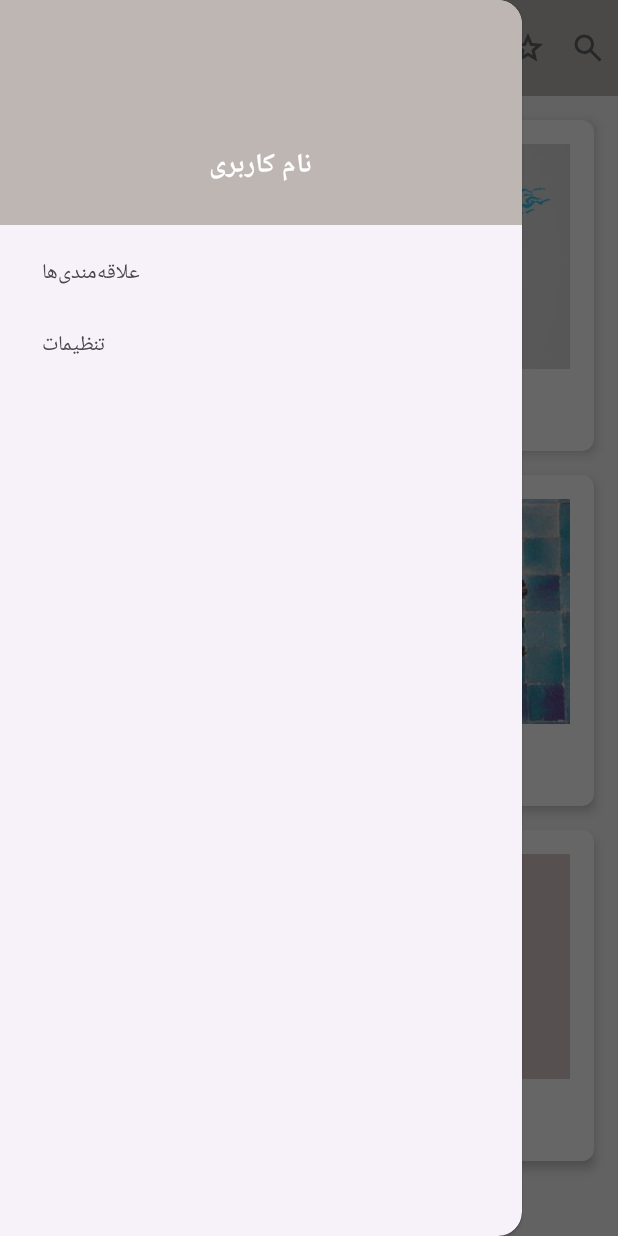
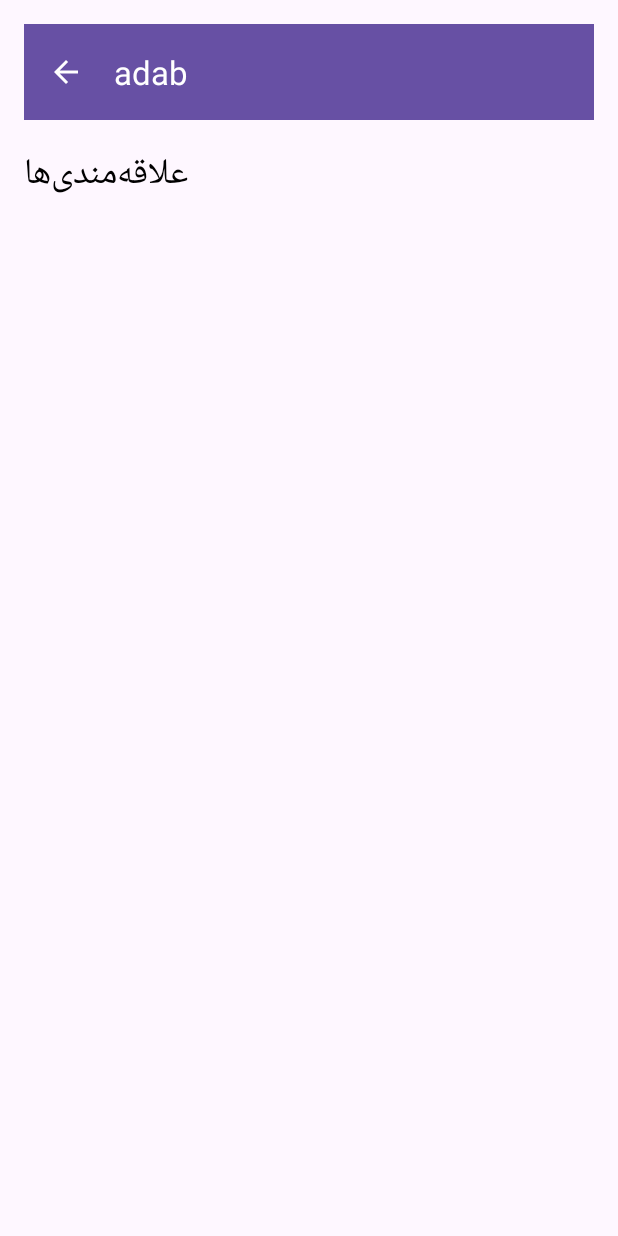
Before and after one commit to farhadjam-dev/Persian.Literature, an Android app: the screen it shows after launch (MainActivity before the commit, FavoritesActivity after it), after a tap on "علاقه‌مندی‌ها", on a phone screen of 412 x 824 dp. Run offline under Robolectric (Android 15) with nearby library versions, the light colour scheme and no system bars; 2 other taps on this screen came first.

Commit message:
تغییرات سرچ و منو کشویی و علاقع مندی ها

```diff
--- a/app/src/main/java/com/jamlab/adab/MainActivity.java
+++ b/app/src/main/java/com/jamlab/adab/MainActivity.java
@@ -42,6 +42,7 @@ public class MainActivity extends AppCompatActivity {
         // اتصال Toolbar به layout
         Toolbar toolbar = findViewById(R.id.toolbar);
         setSupportActionBar(toolbar);
+
         // حذف عنوان از Toolbar
         if (getSupportActionBar() != null) {
             getSupportActionBar().setDisplayShowTitleEnabled(false); // غیرفعال کردن نمایش عنوان
@@ -109,13 +110,32 @@ public class MainActivity extends AppCompatActivity {
             startActivity(intent);
         });
 
-
         // تنظیم Adapter برای RecyclerView
         recyclerView.setAdapter(poetAdapter);
 
         // خواندن داده‌ها از فایل JSON
         InputStream inputStream = getResources().openRawResource(R.raw.hafez_ghazals);
         poems = PoemLoader.loadPoemsFromJson(inputStream);
+
+        // مدیریت انتخاب گزینه‌های منوی کشویی
+        navigationView.setNavigationItemSelectedListener(item -> {
+            int id = item.getItemId();
+
+            // بررسی گزینه انتخابی
+            if (id == R.id.nav_favorites) {
+                // انتقال به صفحه علاقه‌مندی‌ها
+                Intent intent = new Intent(MainActivity.this, FavoritesActivity.class);
+                startActivity(intent);
+                drawerLayout.closeDrawer(GravityCompat.START); // بستن منو بعد از انتخاب
+            } else if (id == R.id.nav_settings) {
+                // انتقال به صفحه تنظیمات
+                Intent intent = new Intent(MainActivity.this, SettingsActivity.class);
+                startActivity(intent);
+                drawerLayout.closeDrawer(GravityCompat.START); // بستن منو بعد از انتخاب
+            }
+
+            return true; // نشان می‌دهد که گزینه پردازش شده است
+        });
 
         // مدیریت کلیک روی آیکون جست‌وجو
         searchIcon.setOnClickListener(v -> {
```
